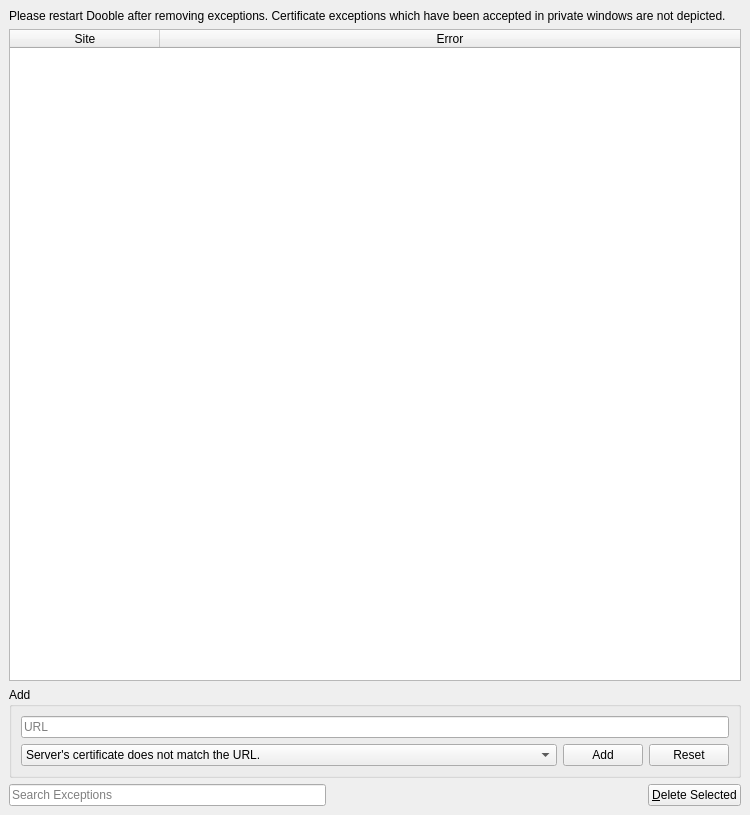
First picture: the form in 2.x/UI/dooble_certificate_exceptions.ui, repository textbrowser/dooble, before the edit.
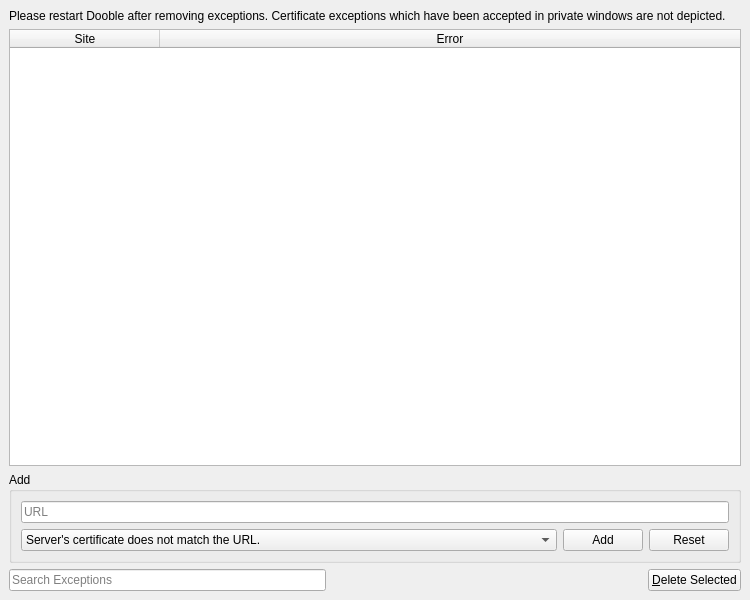
Second picture: the form after the edit. Icons and pictures are not drawn. Custom widgets are drawn as their Qt base class.

The edit to the form file:
```diff
--- a/2.x/UI/dooble_certificate_exceptions.ui
+++ b/2.x/UI/dooble_certificate_exceptions.ui
@@ -7,7 +7,7 @@
     <x>0</x>
     <y>0</y>
     <width>750</width>
-    <height>815</height>
+    <height>600</height>
    </rect>
   </property>
   <property name="windowTitle">
```
Left out of the diff: 4 changed lines with no effect on the pictures.
